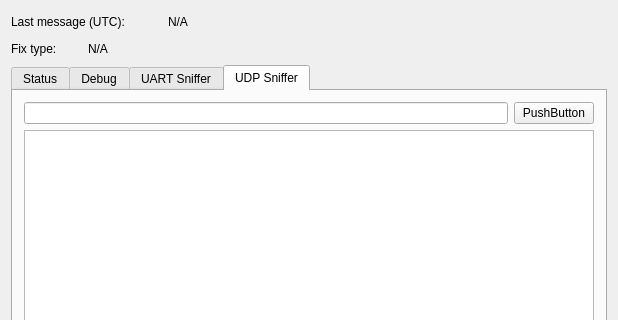
ethz-asl/ethz_piksi_ros, file rqt_gps_rtk_plugin/resource/gps_rtk_plugin.ui: the form before one commit; both pictures show x 0 to 618 and y 0 to 320 of the 618 by 803 pixel window.
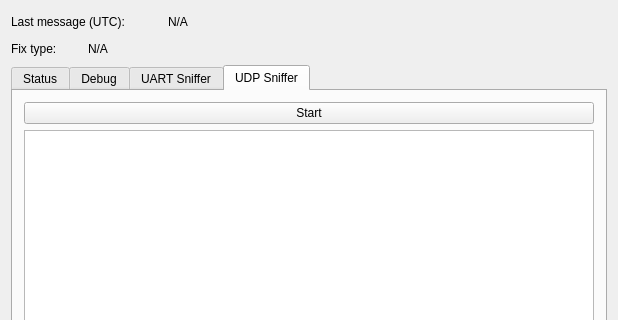
The form after the commit. The open tabs and pages were chosen to show the change.

The edit to the form file:
```diff
--- a/rqt_gps_rtk_plugin/resource/gps_rtk_plugin.ui
+++ b/rqt_gps_rtk_plugin/resource/gps_rtk_plugin.ui
@@ -1474,12 +1474,9 @@
            <item>
             <layout class="QHBoxLayout" name="horizontalLayout_20">
              <item>
-              <widget class="QLineEdit" name="lineEdit"/>
-             </item>
-             <item>
-              <widget class="QPushButton" name="pushButton">
+              <widget class="QPushButton" name="btn_udp_start">
                <property name="text">
-                <string>PushButton</string>
+                <string>Start</string>
                </property>
               </widget>
              </item>
```
Left out of the diff: 4 changed lines with no effect on the pictures.
